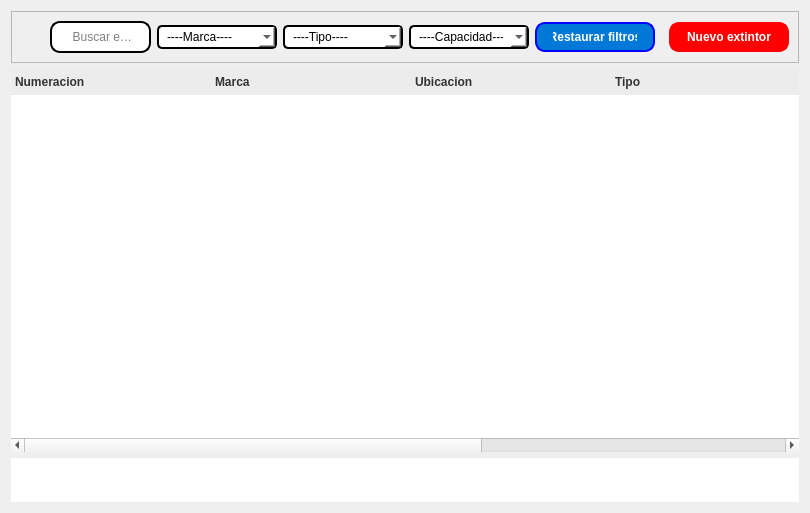
The window that resources/ui/extintor_tab.ui (Julian2455/beatmat) describes before a commit, drawn with Qt 5.
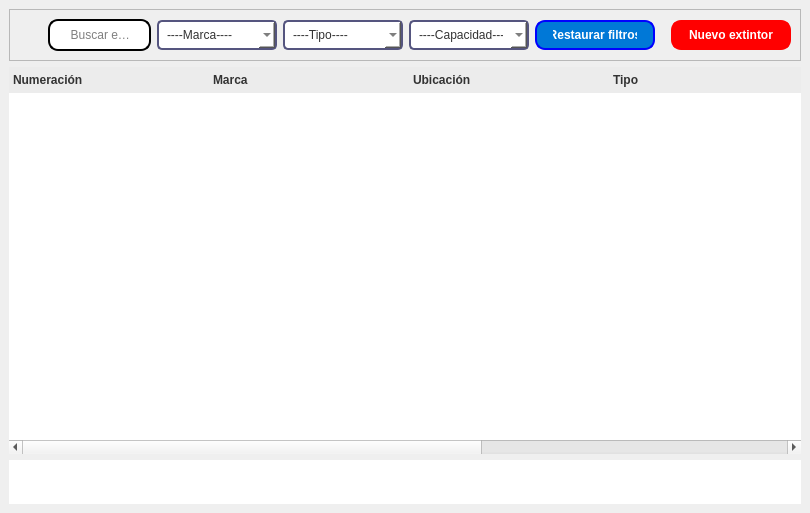
The same window after the commit. Icons and pictures are not drawn.

What changed in the file:
```diff
--- a/resources/ui/extintor_tab.ui
+++ b/resources/ui/extintor_tab.ui
@@ -14,7 +14,14 @@
    <string>Form</string>
   </property>
   <property name="styleSheet">
-   <string notr="true">QPushButton {
+   <string notr="true">/* Fondo general */
+QMainWindow {
+    background-color: #f9f9f9;
+    font-family: &quot;Poppins&quot;, &quot;Segoe UI&quot;, sans-serif;
+    font-size: 14px;
+}
+
+QPushButton {
     background-color: #007BFF;
     color: white;
     border-radius: 8px;
@@ -35,12 +42,17 @@
 QLineEdit:focus {
     border-color: #007BFF;
 }
- QComboBox {
-    border: 1px solid #ddd;
-    border-radius: 10px;
-    padding: 2px 8px;
-    background-color: white;
-}
+QComboBox {
+     border: 2px solid rgb(85, 85, 127);
+     border-radius: 5px;
+     padding: 5px 8px;
+     color: #333;
+     background-color: #fff;
+   }
+QComboBox:focus {
+     border: 1px solid #0078d7;
+     background-color: #eef6ff;
+   }
 /* QTableWidget / QTableView */
 QHeaderView::section {
     background-color: #ececec;
@@ -55,11 +67,9 @@
     gridline-color: #ccc;
     alternate-background-color: #f2f2f2;
 }
-QTableWidget::item {
-    padding: 6px;
-}
-QTableWidget::item:hover {
-    background-color: #f0f8ff;
+
+QTableWidget{
+	border: none;
 }
 
 /* QTabWidget (barra de navegación) */
@@ -96,6 +106,21 @@
 }</string>
   </property>
   <layout class="QVBoxLayout" name="verticalLayout_7">
+   <property name="spacing">
+    <number>6</number>
+   </property>
+   <property name="leftMargin">
+    <number>9</number>
+   </property>
+   <property name="topMargin">
+    <number>9</number>
+   </property>
+   <property name="rightMargin">
+    <number>9</number>
+   </property>
+   <property name="bottomMargin">
+    <number>9</number>
+   </property>
    <item>
     <widget class="QFrame" name="frame_2">
      <property name="frameShape">
@@ -151,9 +176,7 @@
          </size>
         </property>
         <property name="styleSheet">
-         <string notr="true">border: 2px solid;
-border-radius: 5px;
-color:black</string>
+         <string notr="true"/>
         </property>
         <property name="currentText">
          <string>----Marca----</string>
@@ -174,9 +197,7 @@
          </size>
         </property>
         <property name="styleSheet">
-         <string notr="true">border: 2px solid;
-border-radius: 5px;
-color:black</string>
+         <string notr="true"/>
         </property>
         <item>
          <property name="text">
@@ -194,9 +215,7 @@
          </size>
         </property>
         <property name="styleSheet">
-         <string notr="true">border: 2px solid;
-border-radius: 5px;
-color:black</string>
+         <string notr="true"/>
         </property>
         <item>
          <property name="text">
@@ -309,9 +328,7 @@
       </font>
      </property>
      <property name="styleSheet">
-      <string notr="true">color: rgb(0, 0, 0);
-border:none;
-</string>
+      <string notr="true"/>
      </property>
      <property name="frameShadow">
       <enum>QFrame::Plain</enum>
@@ -348,7 +365,7 @@
      </attribute>
      <column>
       <property name="text">
-       <string>Numeracion</string>
+       <string>Numeración</string>
       </property>
       <property name="font">
        <font>
@@ -383,7 +400,7 @@
      </column>
      <column>
       <property name="text">
-       <string>Ubicacion</string>
+       <string>Ubicación</string>
       </property>
       <property name="font">
        <font>
```
